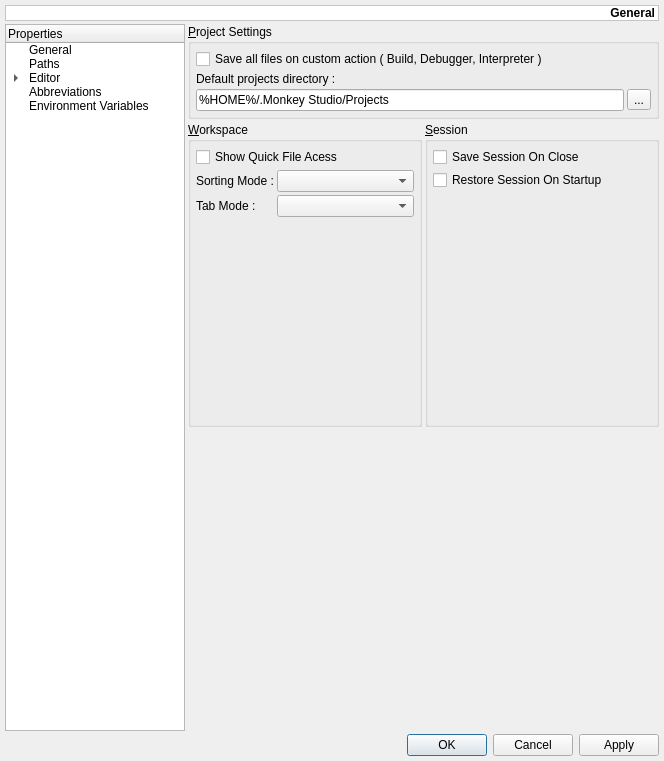
This is monkey/src/maininterface/ui/UISettings.ui in pasnox/monkeystudio2 as Qt 5 draws it before an edit. The edited form follows.
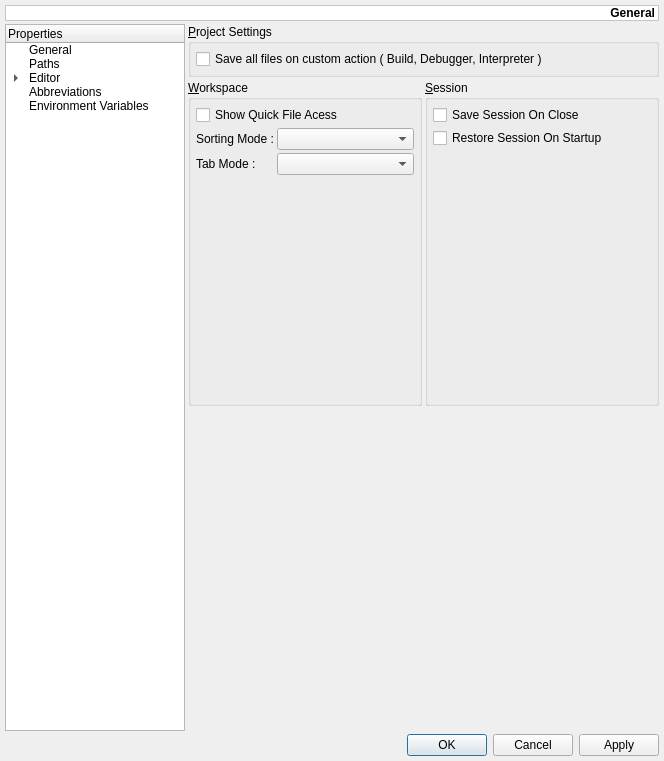
This is the edited form. Custom widgets are drawn as their Qt base class.

The edit to the form file:
```diff
--- a/monkey/src/maininterface/ui/UISettings.ui
+++ b/monkey/src/maininterface/ui/UISettings.ui
@@ -240,27 +240,6 @@
           <property name="spacing">
            <number>3</number>
           </property>
-          <item row="1" column="0" colspan="2">
-           <widget class="QLabel" name="lDefaultProjectsDirectory">
-            <property name="text">
-             <string>Default projects directory :</string>
-            </property>
-           </widget>
-          </item>
-          <item row="2" column="1">
-           <widget class="QToolButton" name="tbDefaultProjectsDirectory">
-            <property name="text">
-             <string>...</string>
-            </property>
-           </widget>
-          </item>
-          <item row="2" column="0">
-           <widget class="QLineEdit" name="leDefaultProjectsDirectory">
-            <property name="text">
-             <string>%HOME%/.Monkey Studio/Projects</string>
-            </property>
-           </widget>
-          </item>
           <item row="0" column="0" colspan="2">
            <widget class="QCheckBox" name="cbSaveFiles">
             <property name="text">
```
